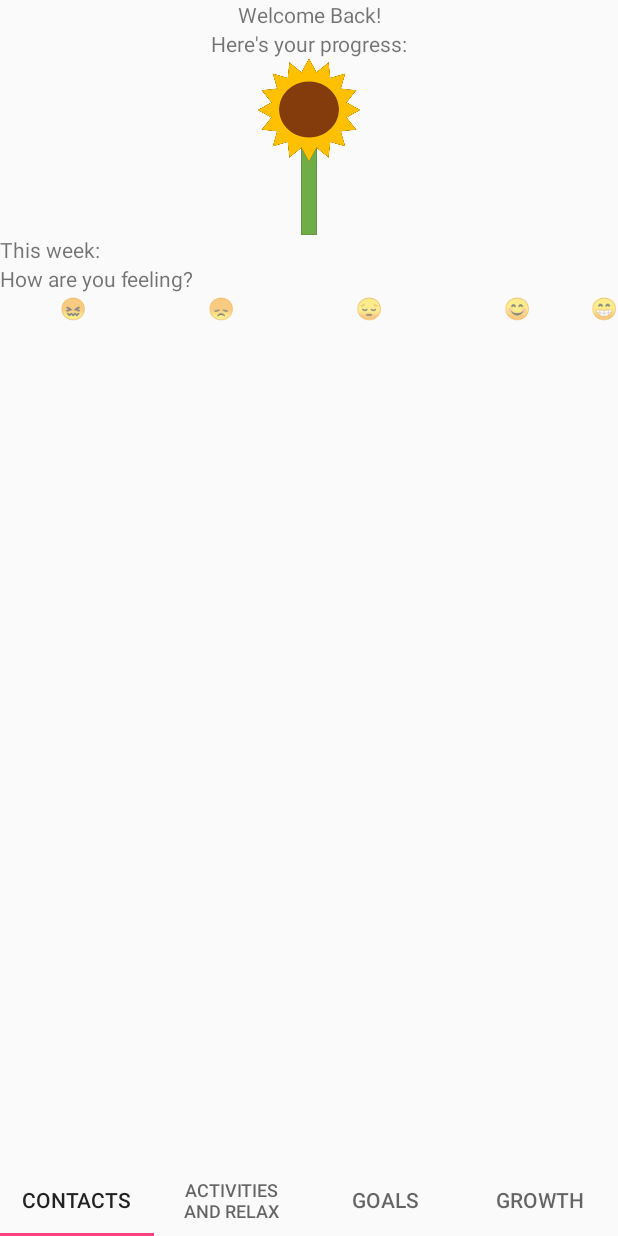
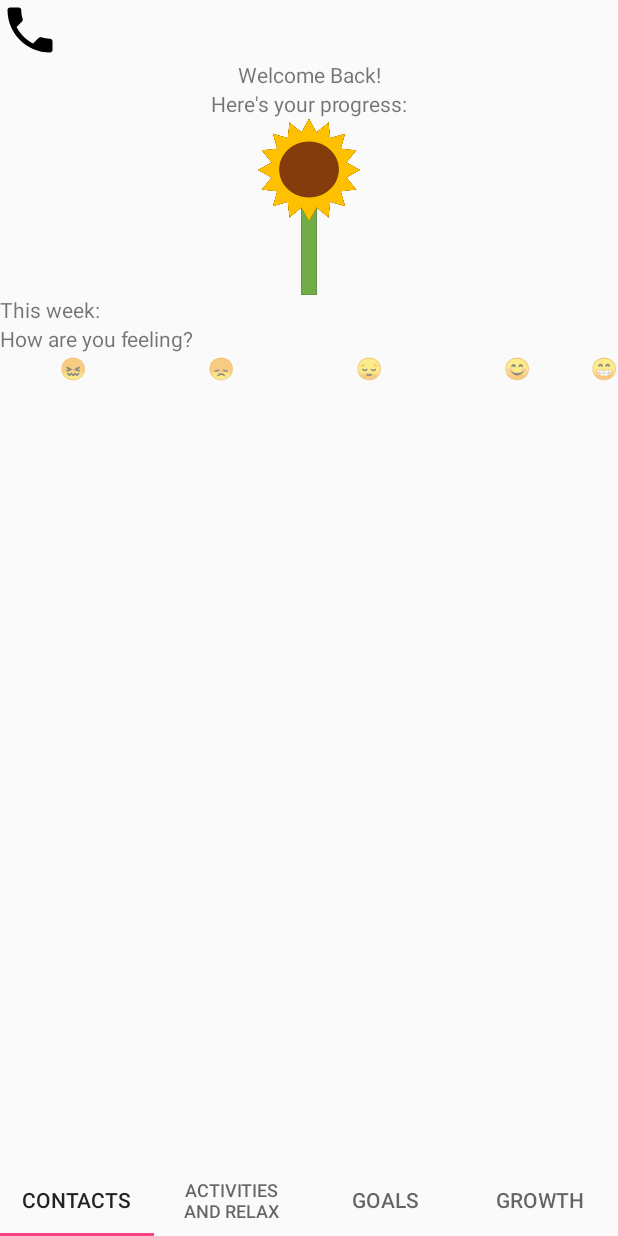
Before and after one commit to cfg-columbus18/team-8, an Android app: the MainActivity screen opened directly, with no data from a screen before it, on a phone screen of 412 x 824 dp. Run offline under Robolectric (Android 15) with nearby library versions, the phone set to English and light mode, and no system bars; Roboto replaces fonts that are not available here.

Commit message:
Added crisis button + dialing functionality

```diff
--- /dev/null
+++ b/app/src/main/res/drawable/phone.xml
@@ -0,0 +1,9 @@
+<vector xmlns:android="http://schemas.android.com/apk/res/android"
+        android:width="24dp"
+        android:height="24dp"
+        android:viewportWidth="24.0"
+        android:viewportHeight="24.0">
+    <path
+        android:fillColor="#FF000000"
+        android:pathData="M6.62,10.79c1.44,2.83 3.76,5.14 6.59,6.59l2.2,-2.2c0.27,-0.27 0.67,-0.36 1.02,-0.24 1.12,0.37 2.33,0.57 3.57,0.57 0.55,0 1,0.45 1,1V20c0,0.55 -0.45,1 -1,1 -9.39,0 -17,-7.61 -17,-17 0,-0.55 0.45,-1 1,-1h3.5c0.55,0 1,0.45 1,1 0,1.25 0.2,2.45 0.57,3.57 0.11,0.35 0.03,0.74 -0.25,1.02l-2.2,2.2z"/>
+</vector>
--- a/app/src/main/res/layout/activity_main.xml
+++ b/app/src/main/res/layout/activity_main.xml
@@ -11,7 +11,12 @@
         android:layout_width="match_parent"
         android:layout_height="wrap_content"
         android:orientation="vertical">
-
+        <Button
+            android:id="@+id/crisis"
+            android:layout_height="40dp"
+            android:layout_width="40dp"
+            android:background="@drawable/phone"
+            />
         <TextView
             android:layout_width="match_parent"
             android:layout_height="wrap_content"
```
Also changed, not shown: app/src/main/java/com/example/deepakwarrier/growth/MainActivity.java (+28 -2 lines).
